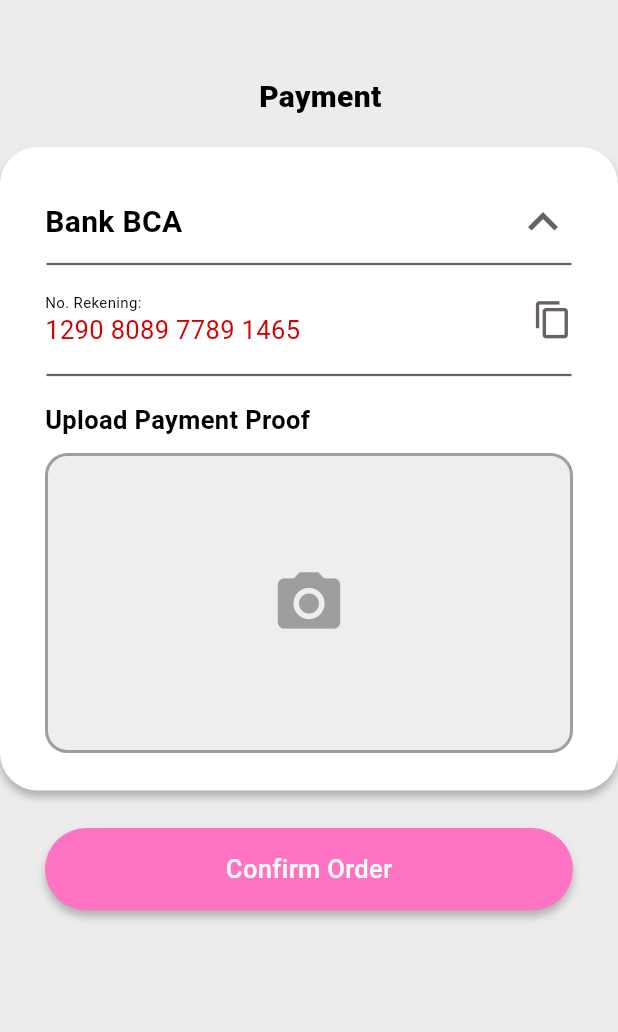
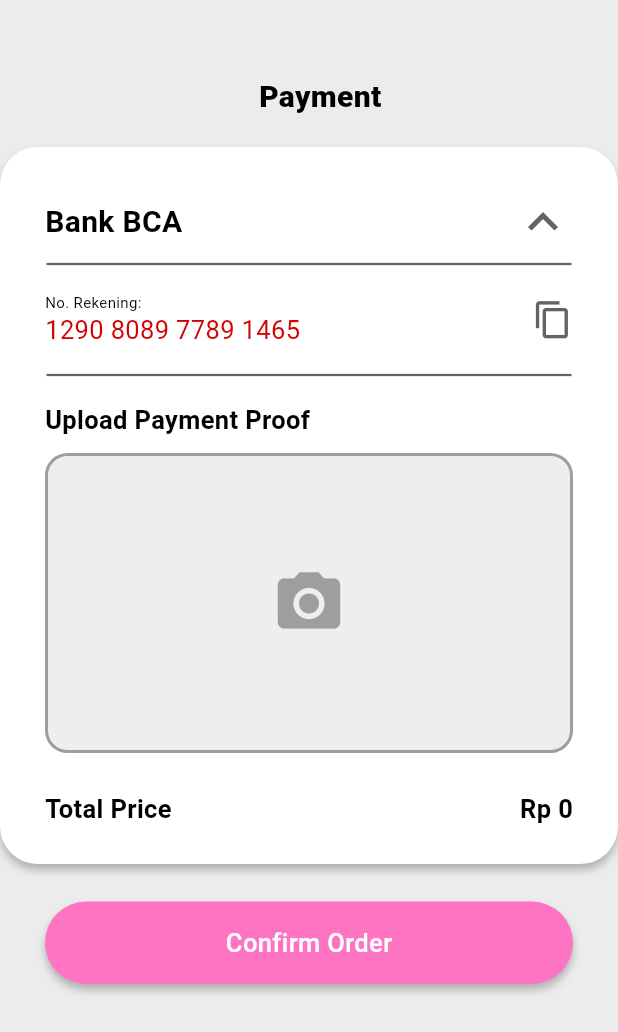
Before and after one commit to princeDepok/rent_girlfriend, a Flutter app: the ConfirmPayment screen opened directly with empty values, on a phone screen of 412 x 824 dp. Shown: the top 1032 px of the screen. Run offline on Flutter 3.47's test engine with Material 3 defaults, Android fonts, the phone set to English and light mode, and no system bars; our stand-ins replace dio, flutter_secure_storage, image_picker, pretty_dio_logger; accounts and stored records are empty; network calls fail; Roboto replaces fonts that are missing (Poppins); project files that could hold a hidden picture were left out.

Commit message:
nata pea

```diff
--- a/frontend/lib/screens/core/confirmpayment.dart
+++ b/frontend/lib/screens/core/confirmpayment.dart
@@ -6,6 +6,7 @@
 import 'package:frontend/services/token_storage.dart';
 import 'package:dio/dio.dart';
 import 'package:flutter/services.dart';
+import 'package:intl/intl.dart';
 
 class ConfirmPayment extends StatefulWidget {
   final int duration;
@@ -96,6 +97,8 @@
 
   @override
   Widget build(BuildContext context) {
+    final NumberFormat currencyFormat = NumberFormat.currency(locale: 'id', symbol: 'Rp ', decimalDigits: 0);
+
     return Scaffold(
       backgroundColor: const Color.fromARGB(255, 236, 236, 236),
       body: SingleChildScrollView(
@@ -235,6 +238,30 @@
                             ),
                     ),
                     const SizedBox(height: 25),
+                    Row(
+                      mainAxisAlignment: MainAxisAlignment.spaceBetween,
+                      children: [
+                        const Text(
+                          "Total Price",
+                          style: TextStyle(
+                            fontFamily: 'Poppins',
+                            fontSize: 17,
+                            fontWeight: FontWeight.bold,
+                            color: Colors.black,
+                          ),
+                        ),
+                        Text(
+                          currencyFormat.format(widget.totalPrice),
+                          style: const TextStyle(
+                            fontFamily: 'Poppins',
+                            fontSize: 17,
+                            fontWeight: FontWeight.bold,
+                            color: Colors.black,
+                          ),
+                        ),
+                      ],
+                    ),
+                    const SizedBox(height: 25),
                   ],
                 ),
               ),
```
Also changed, not shown: frontend/lib/screens/core/order_summary.dart (+7 -11 lines), frontend/lib/screens/core/select_package.dart (+6 -1 lines), 2 other files.
